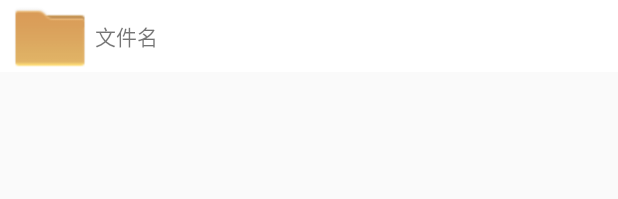
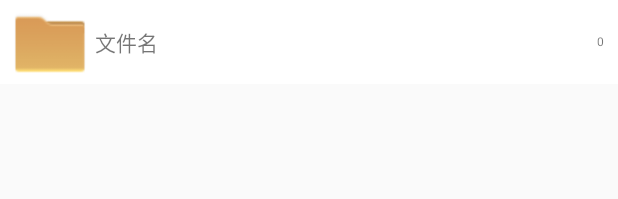
Before and after one commit to yangliushuangshuang/FT, an Android app: the layout list_item.xml on its own in the app's theme, with its tools: preview values and no code run, on a phone screen of 412 x 824 dp. Shown: the top 199 px of the screen. Run offline under Robolectric (Android 15) with nearby library versions, the phone set to English and light mode, and no system bars.

Commit message:
get file and folder's size
get file and folder’s size

```diff
--- a/app/src/main/res/layout/list_item.xml
+++ b/app/src/main/res/layout/list_item.xml
@@ -6,7 +6,8 @@
     <LinearLayout
         android:id="@+id/list_display_view_container"
         android:layout_width="match_parent"
-        android:layout_height="wrap_content"
+        android:gravity="center_vertical|center_horizontal"
+        android:layout_height="56dp"
         android:orientation="vertical"
         android:visibility="visible" >
 
--- a/app/src/main/res/layout/manager_group_list_item.xml
+++ b/app/src/main/res/layout/manager_group_list_item.xml
@@ -1,30 +1,42 @@
 <?xml version="1.0" encoding="utf-8"?>
 <LinearLayout
     xmlns:android="http://schemas.android.com/apk/res/android"
-    android:orientation="vertical"
+    android:orientation="horizontal"
     android:layout_width="match_parent"
     android:layout_height="wrap_content"
     android:background="#ffffff">
-    <RelativeLayout
-        android:layout_width="match_parent"
-        android:layout_height="wrap_content"
-        android:background="#ffffff">
-        <LinearLayout
+        <RelativeLayout
             android:layout_width="match_parent"
-            android:layout_height="wrap_content">
+            android:layout_height="wrap_content"
+            android:background="#ffffff"
+            >
             <ImageView
                 android:id="@+id/file_icon"
                 android:layout_width="48dp"
                 android:layout_height="48dp"
                 android:src="@drawable/folder"
+                android:layout_centerVertical="true"
                 android:layout_marginLeft="9dp"/>
             <TextView
+                android:layout_toRightOf="@+id/file_icon"
+                android:layout_toLeftOf="@+id/file_size"
+                android:layout_marginRight="4dp"
                 android:id="@+id/file_name"
                 android:layout_width="wrap_content"
                 android:layout_height="wrap_content"
-                android:layout_gravity="center_vertical|center_horizontal"
+                android:layout_centerVertical="true"
                 android:layout_marginLeft="6dp"
+                android:maxLines="2"
                 android:text="文件名"/>
-        </LinearLayout>
-    </RelativeLayout>
+            <TextView
+                android:layout_alignParentRight="true"
+                android:id="@+id/file_size"
+                android:layout_width="wrap_content"
+                android:layout_height="wrap_content"
+                android:layout_centerVertical="true"
+                android:layout_marginRight="9dp"
+                android:text="0"
+                android:textSize="8sp"
+                />
+        </RelativeLayout>
 </LinearLayout>
--- a/app/src/main/res/menu/menu_main.xml
+++ b/app/src/main/res/menu/menu_main.xml
@@ -20,6 +20,10 @@
         <!--android:orderInCategory="100"-->
         <!--app:showAsAction="never"/>-->
     <!-- orderincategory属性的作用：每个item的优先级，值越大，优先级越低，不会放到overflow中 -->
+    <item android:id="@+id/downloading_file_manager"
+        android:title="@string/downloading_file_manager"
+        android:orderInCategory="100"
+        app:showAsAction="never"/>
     <item
         android:id="@+id/action_new_folder"
         android:title="@string/menu_new_folder"
--- a/app/src/main/res/values/strings.xml
+++ b/app/src/main/res/values/strings.xml
@@ -69,4 +69,7 @@
     <string name="str_red">#FF4444</string>
     <string name="str_yellow">#FFBB33</string>
     <string name="str_sky_blue">#33B5E5</string>
+    <string name="downloading_file_name">下载的文件名</string>
+    <string name="downloading_file_manager">接收</string>
+    <string name="downloading_file_manager_activity_title">正在接收的文件</string>
 </resources>
```
Also changed, not shown: app/src/main/java/com/jcx/util/GetFileSize.java (added, +178 -0 lines), app/src/main/java/com/jcx/util/ZipUtil.java (+14 -0 lines), app/src/main/java/com/jcx/view/MainActivity.java (+38 -25 lines), app/src/main/java/com/jcx/view/adapter/AsynLoadImg.java (+13 -12 lines), app/src/main/java/com/jcx/view/adapter/FileManagerAdapter.java (renamed from app/src/main/java/com/jcx/view/adapter/MyAdapter.java, +16 -22 lines), app/src/main/res/menu/file_menu.xml (+6 -6 lines), 1 other file.
